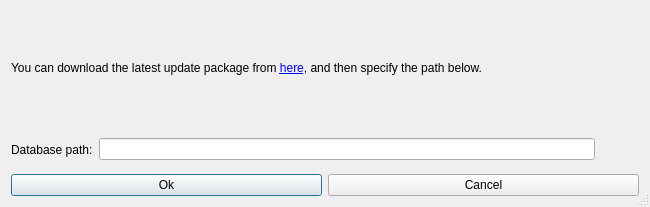
The window that PhyloSuite/uifiles/Manual_update.ui (dongzhang0725/PhyloSuite) describes before a commit, drawn with Qt 5.
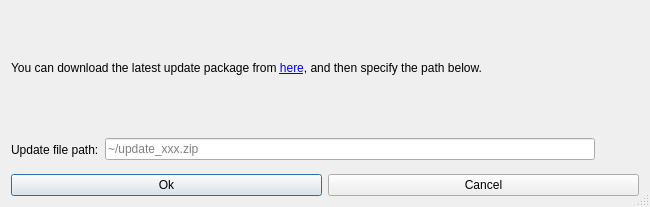
The same window after the commit. Icons and pictures are not drawn.

What changed in the file:
```diff
--- a/PhyloSuite/uifiles/Manual_update.ui
+++ b/PhyloSuite/uifiles/Manual_update.ui
@@ -51,7 +51,7 @@
    <item row="1" column="0">
     <widget class="QLabel" name="label">
      <property name="text">
-      <string>Database path:</string>
+      <string>Update file path:</string>
      </property>
     </widget>
    </item>
@@ -64,7 +64,7 @@
       <bool>true</bool>
      </property>
      <property name="placeholderText">
-      <string/>
+      <string>~/update_xxx.zip</string>
      </property>
     </widget>
    </item>
```
